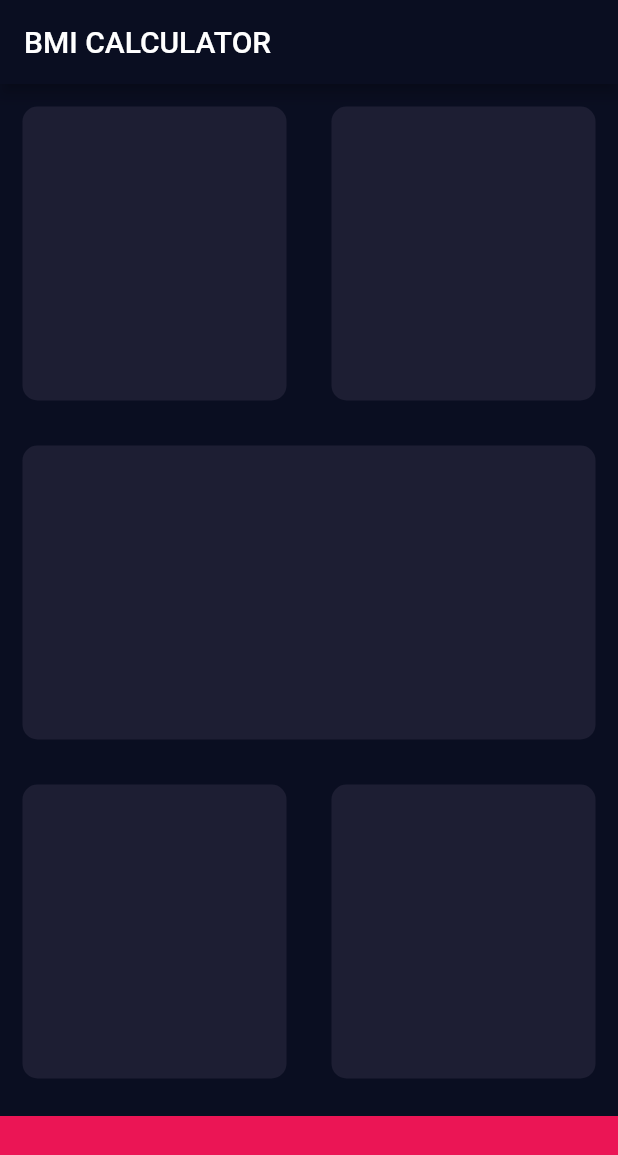
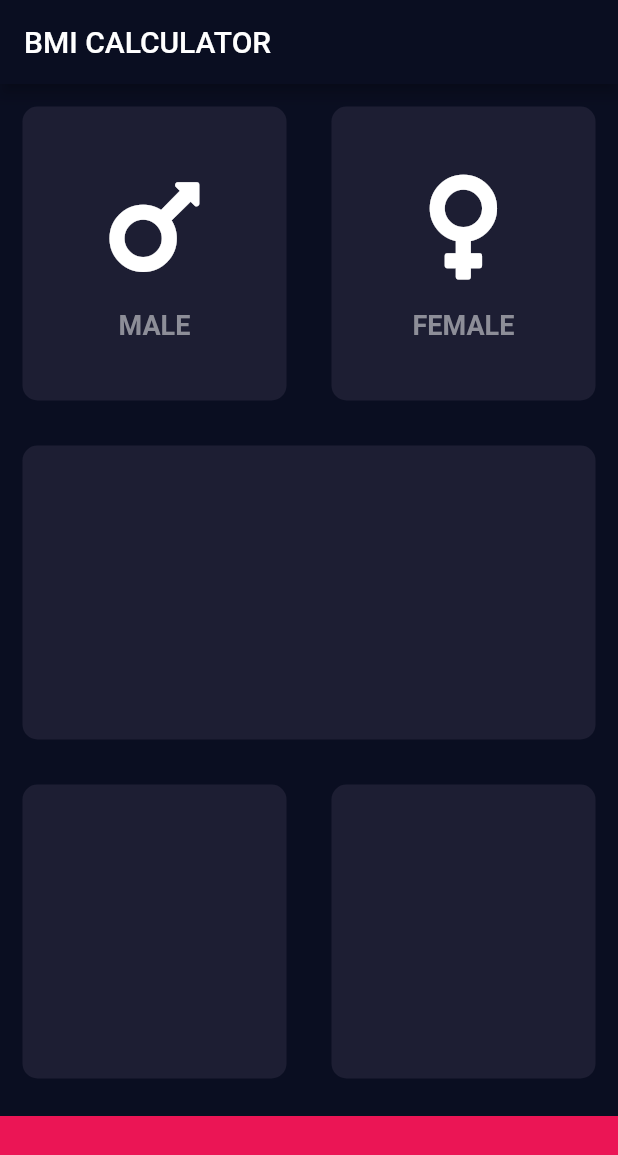
Before and after one commit to SafaKaraca/Bmi_Calculator, a Flutter app: the screen it shows after launch, on a phone screen of 412 x 824 dp. Shown: the top 1155 px of the screen. Run offline on Flutter 3.47's test engine with Material 2 defaults, Android fonts, the phone set to English and light mode, and no system bars; our stand-ins replace font_awesome_flutter.

```diff
--- /dev/null
+++ b/lib/icon_content.dart
@@ -0,0 +1,31 @@
+import 'package:flutter/material.dart';
+
+const labelTextStyle = TextStyle(
+    fontSize: 18.0, fontWeight: FontWeight.bold, color: Color(0xFF8D8E98));
+
+class IconContent extends StatelessWidget {
+  IconContent({required this.icon, required this.label});
+
+  final IconData icon;
+  final String label;
+
+  @override
+  Widget build(BuildContext context) {
+    return Column(
+      mainAxisAlignment: MainAxisAlignment.center,
+      children: [
+        Icon(
+          icon,
+          size: 80.0,
+        ),
+        SizedBox(
+          height: 15.0,
+        ),
+        Text(
+          label,
+          style: labelTextStyle,
+        ),
+      ],
+    );
+  }
+}
--- a/lib/input_page.dart
+++ b/lib/input_page.dart
@@ -1,4 +1,7 @@
 import 'package:flutter/material.dart';
+import 'package:font_awesome_flutter/font_awesome_flutter.dart';
+import 'icon_content.dart';
+import 'reusable_container.dart';
 
 const bottomContainerHeight = 80.0;
 const activeContainerColor = Color(0xFF1D1E33);
@@ -22,10 +25,22 @@ class _InputPageState extends State<InputPage> {
             child: Row(
               children: [
                 Expanded(
-                  child: ReusableContainer(colour: activeContainerColor),
+                  child: ReusableContainer(
+                    colour: activeContainerColor,
+                    cardChild: IconContent(
+                      icon: FontAwesomeIcons.mars,
+                      label: 'MALE',
+                    ),
+                  ),
                 ),
                 Expanded(
-                  child: ReusableContainer(colour: activeContainerColor),
+                  child: ReusableContainer(
+                    colour: activeContainerColor,
+                    cardChild: IconContent(
+                      icon: FontAwesomeIcons.venus,
+                      label: 'FEMALE',
+                    ),
+                  ),
                 ),
               ],
             ),
@@ -55,18 +70,3 @@ class _InputPageState extends State<InputPage> {
     );
   }
 }
-
-class ReusableContainer extends StatelessWidget {
-  ReusableContainer({required this.colour});
-
-  final Color colour;
-
-  @override
-  Widget build(BuildContext context) {
-    return Container(
-      margin: EdgeInsets.all(15),
-      decoration:
-          BoxDecoration(color: colour, borderRadius: BorderRadius.circular(10)),
-    );
-  }
-}
--- /dev/null
+++ b/lib/reusable_container.dart
@@ -0,0 +1,18 @@
+import 'package:flutter/material.dart';
+
+class ReusableContainer extends StatelessWidget {
+  ReusableContainer({required this.colour, this.cardChild});
+
+  final Color colour;
+  final Widget? cardChild;
+
+  @override
+  Widget build(BuildContext context) {
+    return Container(
+      child: cardChild,
+      margin: EdgeInsets.all(15),
+      decoration:
+          BoxDecoration(color: colour, borderRadius: BorderRadius.circular(10)),
+    );
+  }
+}
```
Also changed, not shown: pubspec.yaml (+6 -62 lines), pubspec.lock.
